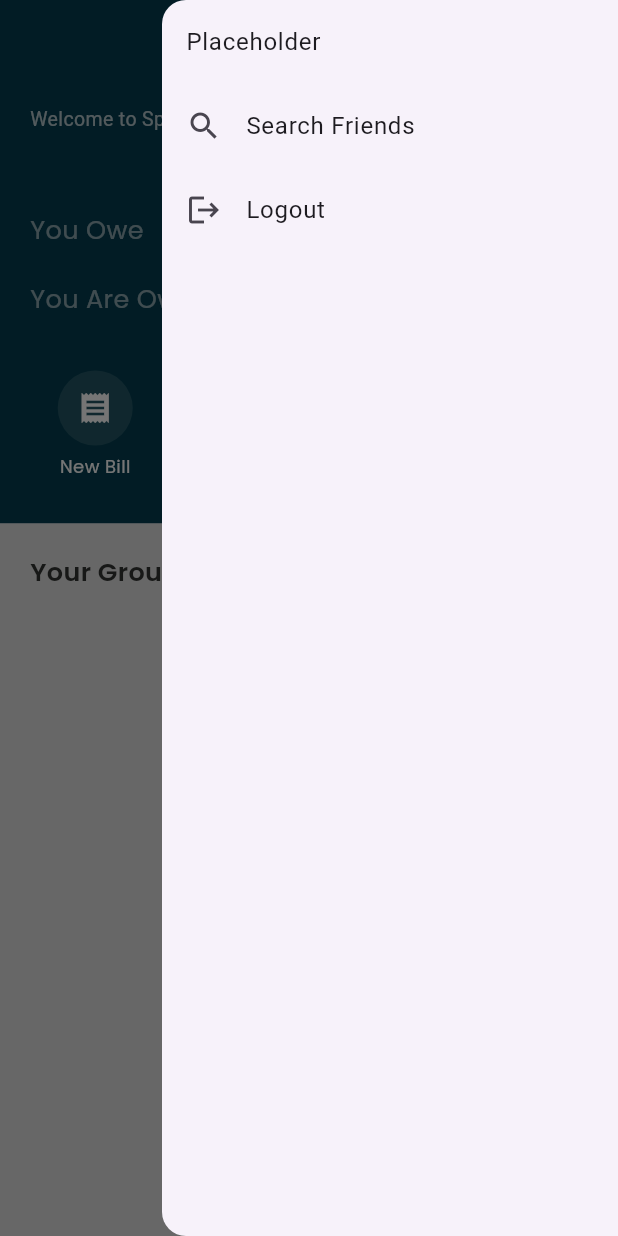
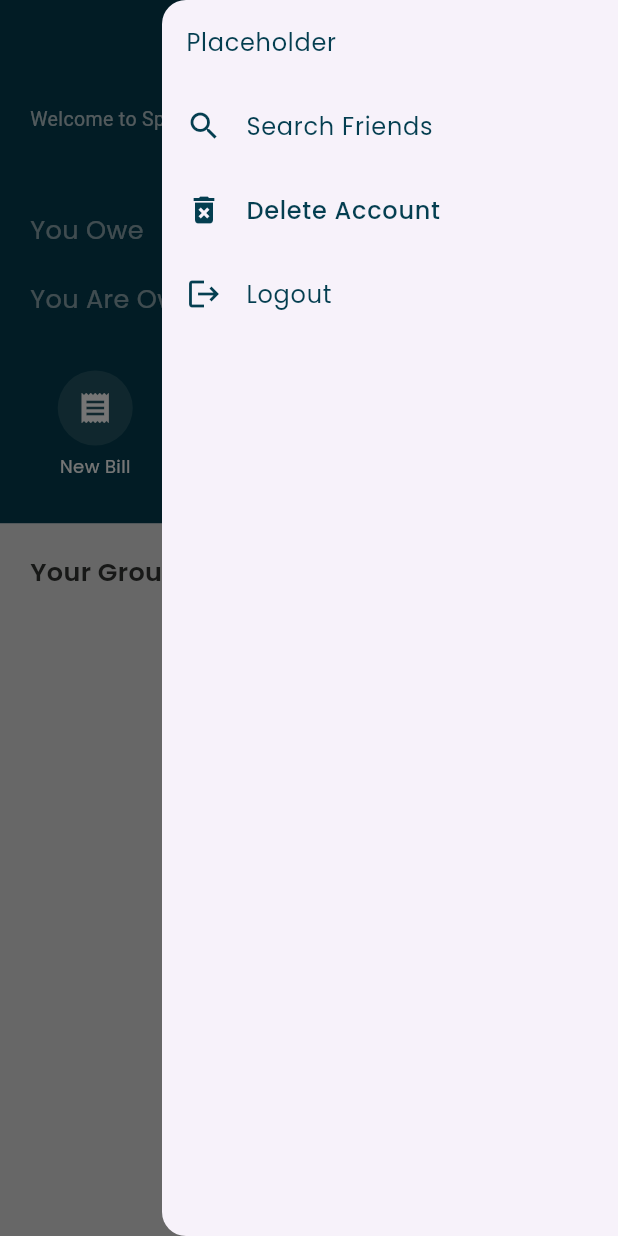
Before and after one commit to KugleBlitz007/SplitGasy, a Flutter app: the HomePage screen opened directly, with the side drawer open, on a phone screen of 412 x 824 dp. Run offline on Flutter 3.47's test engine with Material 3 defaults, Android fonts, the phone set to English and light mode, and no system bars; our stand-ins replace cloud_firestore, firebase_auth, firebase_core, flutter_dotenv, google_fonts, google_sign_in; accounts and stored records are empty.

Commit message:
delete account option on the home_page

```diff
--- a/lib/pages/home_page.dart
+++ b/lib/pages/home_page.dart
@@ -31,6 +31,61 @@ class _HomePageState extends State<HomePage> {
     );
   }
 
+  // delete account function
+  Future<void> deleteAccount(BuildContext context) async {
+    try {
+      // Show confirmation dialog
+      bool? confirm = await showDialog<bool>(
+        context: context,
+        builder: (context) => AlertDialog(
+          title: const Text('Delete Account'),
+          content: const Text('Are you sure you want to delete your account?'),
+          actions: [
+            TextButton(
+              onPressed: () => Navigator.pop(context, false),
+              child: const Text('Cancel', style: TextStyle(color: Color(0xFF043E50))),
+            ),
+            TextButton(
+              onPressed: () => Navigator.pop(context, true),
+              child: const Text('Delete', style: TextStyle(color: Colors.red)),
+            ),
+          ],
+        ),
+      );
+
+      if (confirm == true) {
+        // Delete user data from Firestore
+        await FirebaseFirestore.instance
+            .collection('users')
+            .doc(user.uid)
+            .delete();
+
+        // Delete the user account
+        await user.delete();
+
+        // Navigate to login page
+        Navigator.pushReplacement(
+          context,
+          MaterialPageRoute(builder: (context) => LoginOrSignupPage()),
+        );
+      }
+    } catch (e) {
+      // Show error dialog
+      showDialog(
+        context: context,
+        builder: (context) => AlertDialog(
+          title: const Text('Error'),
+          content: Text('Failed to delete account: ${e.toString()}'),
+          actions: [
+            TextButton(
+              onPressed: () => Navigator.pop(context),
+              child: const Text('OK'),
+            ),
+          ],
+        ),
+      );
+    }
+  }
 
   @override
   Widget build(BuildContext context) {
@@ -42,12 +97,24 @@ class _HomePageState extends State<HomePage> {
                       child: ListView(
                         children: [
                           ListTile(
-                            title: const Text("Placeholder"),
+                            title: Text(
+                              "Placeholder",
+                              style: GoogleFonts.poppins(
+                                fontSize: 16,
+                                color: Color(0xFF043E50),
+                              ),
+                            ),
                             onTap: (){},
                           ),
                           ListTile(
-                            title: Text("Search Friends"),
-                            leading: const Icon(Icons.search),
+                            title: Text(
+                              "Search Friends",
+                              style: GoogleFonts.poppins(
+                                fontSize: 16,
+                                color: Color(0xFF043E50),
+                              ),
+                            ),
+                            leading: const Icon(Icons.search, color: Color(0xFF043E50)),
                             onTap: (){
                                Navigator.push(
                                   context,
@@ -56,8 +123,29 @@ class _HomePageState extends State<HomePage> {
                             },
                           ),
                           ListTile(
-                        title: const Text("Logout"),
-                        leading: const Icon(Icons.logout),
+                            title: Text(
+                              "Delete Account",
+                              style: GoogleFonts.poppins(
+                                fontSize: 16,
+                                color: Color(0xFF043E50),
+                                fontWeight: FontWeight.w500,
+                              ),
+                            ),
+                            leading: const Icon(Icons.delete_forever, color: Color(0xFF043E50)),
+                            onTap: () {
+                              Navigator.pop(context);
+                              deleteAccount(context);
+                            },
+                          ),
+                          ListTile(
+                            title: Text(
+                              "Logout",
+                              style: GoogleFonts.poppins(
+                                fontSize: 16,
+                                color: Color(0xFF043E50),
+                              ),
+                            ),
+                            leading: const Icon(Icons.logout, color: Color(0xFF043E50)),
                             onTap: () {
                               Navigator.pop(context);
                               signOut(context);
```
Lines whose indentation alone changed are shown as unchanged.
